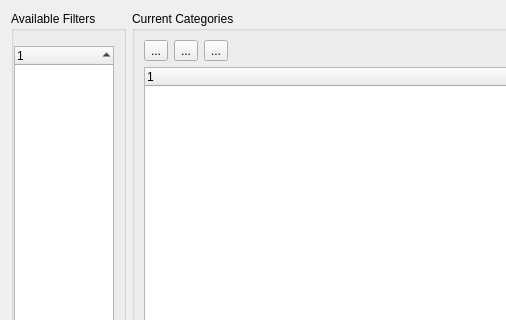
The window that Qt/ApplicationComponents/Resources/UI/pqConfigureCategoriesDialog.ui (Kitware/ParaView) describes before a commit, drawn with Qt 5; both pictures show x 0 to 506 and y 0 to 320 of the 786 by 485 pixel window.
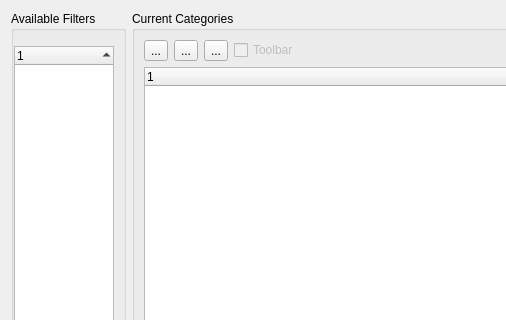
The same window after the commit. Icons and pictures are not drawn. Custom widgets are drawn as their Qt base class.

Commit message: Categories can be configured as toolbars

The edit to the form file:
```diff
--- a/Qt/ApplicationComponents/Resources/UI/pqConfigureCategoriesDialog.ui
+++ b/Qt/ApplicationComponents/Resources/UI/pqConfigureCategoriesDialog.ui
@@ -147,6 +147,22 @@
         </property>
        </widget>
       </item>
+      <item row="0" column="3">
+       <widget class="QCheckBox" name="useAsToolbar">
+        <property name="enabled">
+         <bool>false</bool>
+        </property>
+        <property name="text">
+         <string>Toolbar</string>
+        </property>
+        <property name="toolTip">
+          <string>Add a toolbar for this category</string>
+        </property>
+        <property name="checked">
+         <bool>false</bool>
+        </property>
+       </widget>
+      </item>
       <item row="0" column="4">
        <spacer name="horizontalSpacer">
         <property name="orientation">
@@ -227,19 +243,6 @@
         </column>
        </widget>
       </item>
-      <item row="0" column="3">
-       <spacer name="horizontalSpacer">
-        <property name="orientation">
-         <enum>Qt::Horizontal</enum>
-        </property>
-        <property name="sizeHint" stdset="0">
-         <size>
-          <width>40</width>
-          <height>20</height>
-         </size>
-        </property>
-       </spacer>
-      </item>
      </layout>
     </widget>
    </item>
```
Left out of the diff: 2 changed lines with no effect on the pictures. The commit also changes 10 other files.
